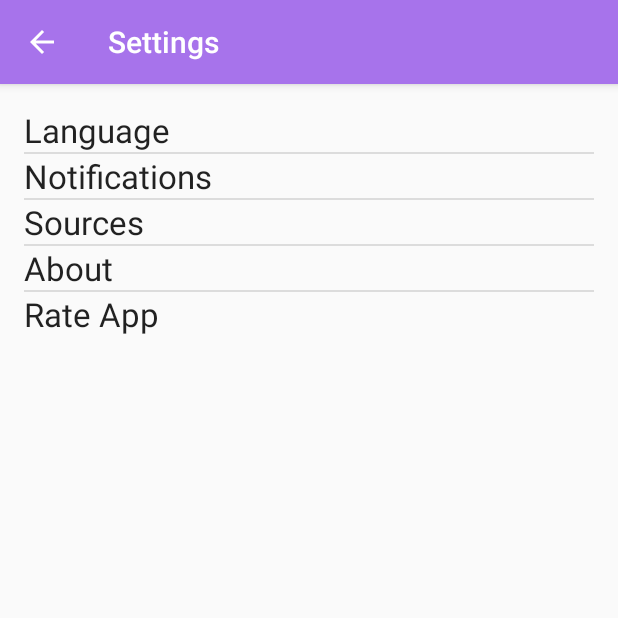
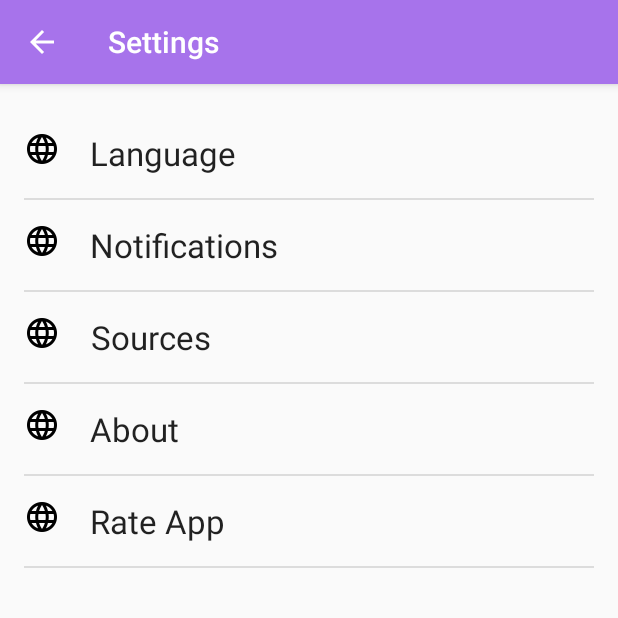
Before and after one commit to BakkerTom/happy-news, an Android app: the SettingsActivity screen opened directly, with no data from a screen before it, on a phone screen of 412 x 824 dp, the top half of it. Run offline under Robolectric (Android 15) with nearby library versions, the phone set to English and light mode, and no system bars.

Commit message:
fixed preferences that didnt save, added some images, some other stuff i didnt commit be4

```diff
--- a/android/src/main/java/nl/fhict/happynews/android/activity/SourcesSettingsActivity.java
+++ b/android/src/main/java/nl/fhict/happynews/android/activity/SourcesSettingsActivity.java
@@ -30,9 +30,9 @@ public class SourcesSettingsActivity extends AppCompatActivity {
         SharedPreferences preferences = getApplicationContext().getSharedPreferences(
             getString(R.string.preference_file_key), Context.MODE_PRIVATE);
 
-        twitterSwitch.setChecked(preferences.getBoolean(getString(R.string.preference_quotes_enabled), true));
-        articleSwitch.setChecked(preferences.getBoolean(getString(R.string.preference_quotes_enabled), true));
-        quotesSwitch.setChecked(preferences.getBoolean("quotes_enabled", true));
+        twitterSwitch.setChecked(preferences.getBoolean(getString(R.string.preference_twitter_enabled), true));
+        articleSwitch.setChecked(preferences.getBoolean(getString(R.string.preference_articles_enabled), true));
+        quotesSwitch.setChecked(preferences.getBoolean(getString(R.string.preference_quotes_enabled), true));
 
         final SharedPreferences.Editor editor = preferences.edit();
 
--- /dev/null
+++ b/android/src/main/java/nl/fhict/happynews/android/adapter/NotificationAdapter.java
@@ -0,0 +1,8 @@
+package nl.fhict.happynews.android.adapter;
+
+/**
+ * Created by Sander on 08/05/2017.
+ */
+public class NotificationAdapter {
+
+}
--- a/android/src/main/java/nl/fhict/happynews/android/adapter/SettingsAdapter.java
+++ b/android/src/main/java/nl/fhict/happynews/android/adapter/SettingsAdapter.java
@@ -1,11 +1,13 @@
 package nl.fhict.happynews.android.adapter;
 
 import android.content.Context;
+import android.graphics.drawable.Drawable;
 import android.support.annotation.LayoutRes;
 import android.view.LayoutInflater;
 import android.view.View;
 import android.view.ViewGroup;
 import android.widget.ArrayAdapter;
+import android.widget.ImageView;
 import android.widget.TextView;
 import nl.fhict.happynews.android.R;
 
@@ -37,6 +39,12 @@ public class SettingsAdapter extends ArrayAdapter<String> {
         LayoutInflater inflater = (LayoutInflater) context.getSystemService(Context.LAYOUT_INFLATER_SERVICE);
         View rowView = inflater.inflate(R.layout.list_item_setting, null, true);
         TextView settingText = (TextView) rowView.findViewById(R.id.settingsTextView);
+        ImageView iconImage = (ImageView) rowView.findViewById(R.id.iconImageView);
+        Drawable iconDrawable = getIconDrawableByString(settings.get(position));
+
+        iconDrawable = context.getResources().getDrawable(R.drawable.ic_language_black_24dp);
+        iconImage.setImageDrawable(iconDrawable);
+
         settingText.setText(settings.get(position));
         return rowView;
     }
@@ -45,4 +53,28 @@ public class SettingsAdapter extends ArrayAdapter<String> {
     public int getCount() {
         return settings.size();
     }
+
+
+    private Drawable getIconDrawableByString(String setting) {
+        Drawable iconDrawable = context.getResources().getDrawable(R.drawable.ic_language_black_24dp);
+        switch (setting) {
+            case "Language":
+                iconDrawable = context.getResources().getDrawable(R.drawable.ic_language_black_24dp);
+                break;
+            case "Notifications":
+                iconDrawable = context.getResources().getDrawable(R.drawable.ic_language_black_24dp);
+                break;
+            case "Sources":
+                iconDrawable = context.getResources().getDrawable(R.drawable.ic_language_black_24dp);
+                break;
+            case "About":
+                iconDrawable = context.getResources().getDrawable(R.drawable.ic_language_black_24dp);
+                break;
+            case "Rate App":
+                iconDrawable = context.getResources().getDrawable(R.drawable.ic_language_black_24dp);
+                break;
+            default: break;
+        }
+        return iconDrawable;
+    }
 }
--- a/android/src/main/res/layout/activity_settings.xml
+++ b/android/src/main/res/layout/activity_settings.xml
@@ -12,7 +12,7 @@
 
     <ListView
         android:layout_width="wrap_content"
-        android:layout_height="wrap_content"
+        android:layout_height="match_parent"
         android:id="@+id/settingsListView"
         android:layout_alignParentTop="true"
         android:layout_alignParentStart="true"/>
--- a/android/src/main/res/layout/list_item_setting.xml
+++ b/android/src/main/res/layout/list_item_setting.xml
@@ -2,14 +2,26 @@
 <RelativeLayout xmlns:android="http://schemas.android.com/apk/res/android"
               android:orientation="vertical"
               android:layout_width="match_parent"
-              android:layout_height="match_parent">s
+              android:layout_height="match_parent"
+                android:paddingBottom="15dp"
+                android:paddingTop="15dp">
+
+    <ImageView
+        android:layout_width="wrap_content"
+        android:layout_height="wrap_content"
+        android:gravity="center"
+        android:id="@+id/iconImageView"
+        android:layout_alignParentTop="true"
+        android:layout_alignParentStart="true"/>
 
     <TextView
         android:layout_width="wrap_content"
         android:layout_height="wrap_content"
+        android:gravity="center"
         android:textAppearance="?android:attr/textAppearanceLarge"
         android:text="Large Text"
         android:id="@+id/settingsTextView"
         android:layout_alignParentTop="true"
-        android:layout_alignParentStart="true"/>
+        android:layout_toEndOf="@+id/iconImageView"
+        android:layout_marginStart="20dp"/>
 </RelativeLayout>
```
Also changed, not shown: android/src/main/res/drawable-hdpi/ic_language_black_24dp.png (added), android/src/main/res/drawable-mdpi/ic_language_black_24dp.png (added), android/src/main/res/drawable-xhdpi/ic_language_black_24dp.png (added), android/src/main/res/drawable-xxhdpi/ic_language_black_24dp.png (added), android/src/main/res/drawable-xxxhdpi/ic_language_black_24dp.png (added), android/src/main/res/layout/activity_notification_settings.xml (line endings or trailing spaces).
